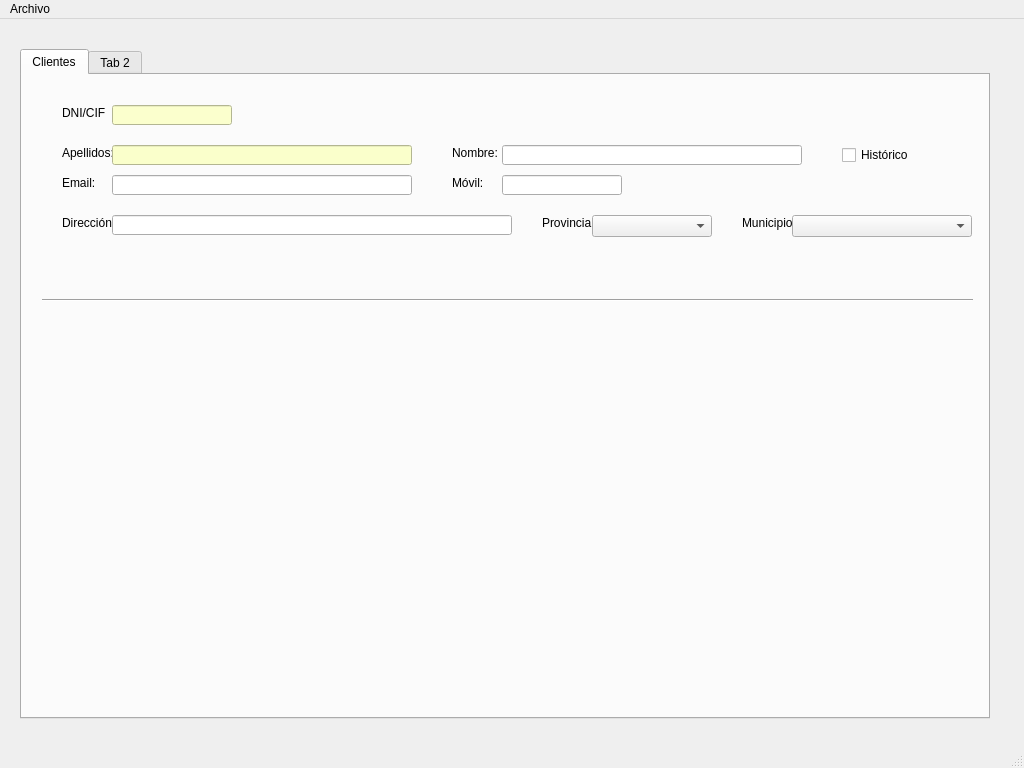
This is ventPrincipal.ui in Manuerty/ProyecyoDI as Qt 5 draws it before an edit. The edited form follows.
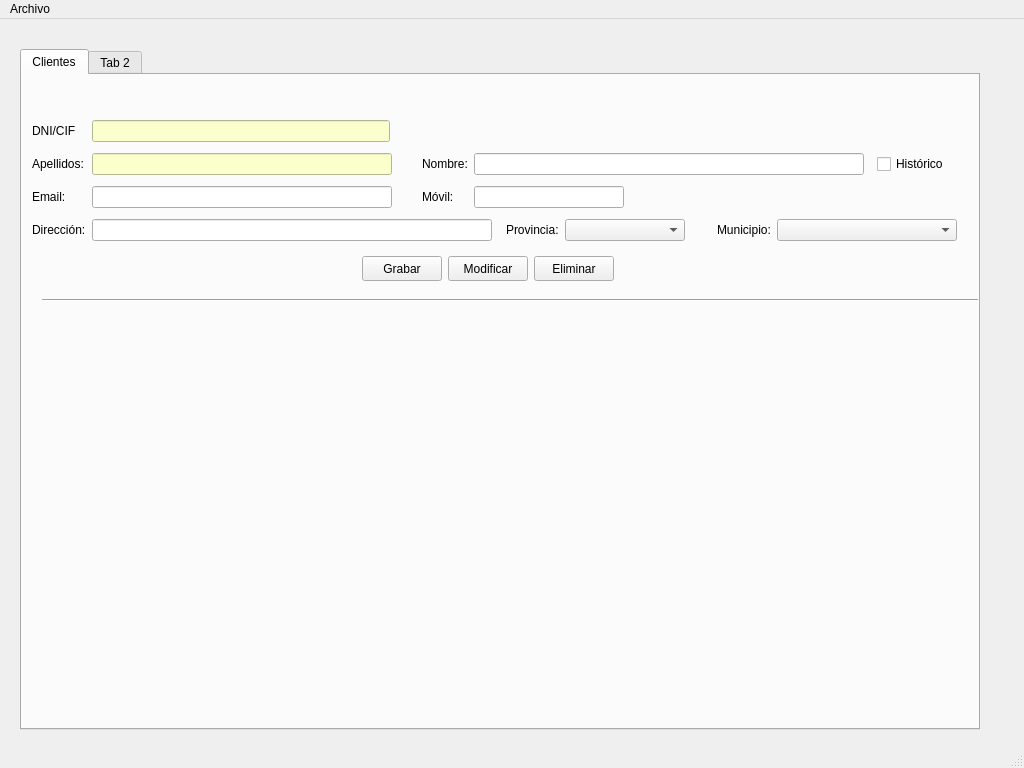
This is the edited form.

What changed in the file:
```diff
--- a/ventPrincipal.ui
+++ b/ventPrincipal.ui
@@ -25,8 +25,8 @@
      <rect>
       <x>20</x>
       <y>30</y>
-      <width>970</width>
-      <height>670</height>
+      <width>960</width>
+      <height>681</height>
      </rect>
     </property>
     <property name="styleSheet">
@@ -44,7 +44,7 @@
        <rect>
         <x>20</x>
         <y>210</y>
-        <width>931</width>
+        <width>1000</width>
         <height>31</height>
        </rect>
       </property>
@@ -52,28 +52,18 @@
        <enum>Qt::Horizontal</enum>
       </property>
      </widget>
-     <widget class="QLabel" name="lblDniCli">
+     <widget class="QWidget" name="">
       <property name="geometry">
        <rect>
-        <x>40</x>
-        <y>30</y>
-        <width>51</width>
-        <height>16</height>
+        <x>10</x>
+        <y>40</y>
+        <width>925</width>
+        <height>131</height>
        </rect>
       </property>
-      <property name="text">
-       <string>DNI/CIF</string>
-      </property>
-     </widget>
+      <layout class="QGridLayout" name="gridLayout">
+       <item row="0" column="1">
      <widget class="QLineEdit" name="txtDniCli">
-      <property name="geometry">
-       <rect>
-        <x>90</x>
-        <y>30</y>
-        <width>120</width>
-        <height>20</height>
-       </rect>
-      </property>
       <property name="minimumSize">
        <size>
         <width>120</width>
@@ -84,28 +74,16 @@
        <string notr="true">background-color: rgb(251, 255, 205);</string>
       </property>
      </widget>
-     <widget class="QLabel" name="lblApelCli">
-      <property name="geometry">
-       <rect>
-        <x>40</x>
-        <y>70</y>
-        <width>51</width>
-        <height>16</height>
-       </rect>
-      </property>
+       </item>
+       <item row="0" column="0">
+        <widget class="QLabel" name="lblDniCli">
       <property name="text">
-       <string>Apellidos:</string>
-      </property>
-     </widget>
+          <string>DNI/CIF</string>
+         </property>
+        </widget>
+       </item>
+       <item row="1" column="1">
      <widget class="QLineEdit" name="txtApelCli">
-      <property name="geometry">
-       <rect>
-        <x>90</x>
-        <y>70</y>
-        <width>300</width>
-        <height>20</height>
-       </rect>
-      </property>
       <property name="minimumSize">
        <size>
         <width>300</width>
@@ -116,192 +94,263 @@
        <string notr="true">background-color: rgb(250, 255, 203);</string>
       </property>
      </widget>
-     <widget class="QLabel" name="lblNomCli">
-      <property name="geometry">
-       <rect>
-        <x>430</x>
-        <y>70</y>
-        <width>51</width>
-        <height>16</height>
-       </rect>
-      </property>
-      <property name="text">
-       <string>Nombre:</string>
-      </property>
-     </widget>
-     <widget class="QLineEdit" name="txtDNomCli">
-      <property name="geometry">
-       <rect>
-        <x>480</x>
-        <y>70</y>
-        <width>300</width>
-        <height>20</height>
-       </rect>
-      </property>
-      <property name="minimumSize">
+       </item>
+       <item row="2" column="2">
+        <spacer name="horizontalSpacer_2">
+         <property name="orientation">
+          <enum>Qt::Horizontal</enum>
+         </property>
+         <property name="sizeType">
+          <enum>QSizePolicy::Fixed</enum>
+         </property>
+         <property name="sizeHint" stdset="0">
        <size>
-        <width>300</width>
-        <height>0</height>
-       </size>
-      </property>
-     </widget>
-     <widget class="QLabel" name="lblEmailCli">
-      <property name="geometry">
-       <rect>
-        <x>40</x>
-        <y>100</y>
-        <width>51</width>
-        <height>16</height>
-       </rect>
-      </property>
-      <property name="text">
-       <string>Email:</string>
-      </property>
-     </widget>
-     <widget class="QLineEdit" name="txtEmailCli">
-      <property name="geometry">
-       <rect>
-        <x>90</x>
-        <y>100</y>
-        <width>300</width>
-        <height>20</height>
-       </rect>
-      </property>
-      <property name="minimumSize">
+           <width>20</width>
+           <height>20</height>
+          </size>
+         </property>
+        </spacer>
+       </item>
+       <item row="1" column="2">
+        <spacer name="horizontalSpacer_3">
+         <property name="orientation">
+          <enum>Qt::Horizontal</enum>
+         </property>
+         <property name="sizeType">
+          <enum>QSizePolicy::Fixed</enum>
+         </property>
+         <property name="sizeHint" stdset="0">
        <size>
-        <width>300</width>
-        <height>0</height>
-       </size>
-      </property>
-     </widget>
+           <width>20</width>
+           <height>20</height>
+          </size>
+         </property>
+        </spacer>
+       </item>
+       <item row="1" column="0">
+        <widget class="QLabel" name="lblApelCli">
+         <property name="text">
+          <string>Apellidos:</string>
+         </property>
+        </widget>
+       </item>
+       <item row="2" column="3">
      <widget class="QLabel" name="lblMovilCli">
-      <property name="geometry">
-       <rect>
-        <x>430</x>
-        <y>100</y>
-        <width>51</width>
-        <height>16</height>
-       </rect>
-      </property>
       <property name="text">
        <string>Móvil:</string>
       </property>
      </widget>
-     <widget class="QLineEdit" name="txtMovilCli">
-      <property name="geometry">
-       <rect>
-        <x>480</x>
-        <y>100</y>
-        <width>120</width>
-        <height>20</height>
-       </rect>
-      </property>
-      <property name="minimumSize">
-       <size>
-        <width>120</width>
-        <height>0</height>
-       </size>
-      </property>
-     </widget>
+       </item>
+       <item row="3" column="0">
      <widget class="QLabel" name="lblDirCLi">
-      <property name="geometry">
-       <rect>
-        <x>40</x>
-        <y>140</y>
-        <width>51</width>
-        <height>16</height>
-       </rect>
-      </property>
       <property name="text">
        <string>Dirección:</string>
       </property>
      </widget>
+       </item>
+       <item row="3" column="1" colspan="4">
      <widget class="QLineEdit" name="txtDirCli">
-      <property name="geometry">
-       <rect>
-        <x>90</x>
-        <y>140</y>
+         <property name="minimumSize">
+          <size>
         <width>400</width>
+           <height>0</height>
+          </size>
+         </property>
+        </widget>
+       </item>
+       <item row="2" column="0">
+        <widget class="QLabel" name="lblEmailCli">
+         <property name="text">
+          <string>Email:</string>
+         </property>
+        </widget>
+       </item>
+       <item row="2" column="4" colspan="4">
+        <widget class="QLineEdit" name="txtMovilCli">
+         <property name="minimumSize">
+          <size>
+           <width>150</width>
+           <height>0</height>
+          </size>
+         </property>
+         <property name="maximumSize">
+          <size>
+           <width>150</width>
+           <height>16777215</height>
+          </size>
+         </property>
+        </widget>
+       </item>
+       <item row="1" column="3">
+        <widget class="QLabel" name="lblNomCli">
+         <property name="text">
+          <string>Nombre:</string>
+         </property>
+        </widget>
+       </item>
+       <item row="1" column="4" colspan="7">
+        <widget class="QLineEdit" name="txtDNomCli">
+         <property name="minimumSize">
+          <size>
+           <width>300</width>
+           <height>0</height>
+          </size>
+         </property>
+        </widget>
+       </item>
+       <item row="2" column="1">
+        <widget class="QLineEdit" name="txtEmailCli">
+         <property name="minimumSize">
+          <size>
+           <width>300</width>
+           <height>0</height>
+          </size>
+         </property>
+        </widget>
+       </item>
+       <item row="1" column="11" alignment="Qt::AlignHCenter">
+        <widget class="QCheckBox" name="chkHistoriaCli">
+         <property name="text">
+          <string>Histórico</string>
+         </property>
+        </widget>
+       </item>
+       <item row="3" column="5">
+        <spacer name="horizontalSpacer">
+         <property name="orientation">
+          <enum>Qt::Horizontal</enum>
+         </property>
+         <property name="sizeType">
+          <enum>QSizePolicy::Fixed</enum>
+         </property>
+         <property name="sizeHint" stdset="0">
+          <size>
+           <width>20</width>
         <height>20</height>
-       </rect>
-      </property>
+          </size>
+         </property>
+        </spacer>
+       </item>
+       <item row="3" column="10" colspan="2">
+        <widget class="QComboBox" name="cmbMuniCli">
       <property name="minimumSize">
        <size>
-        <width>400</width>
+           <width>180</width>
         <height>0</height>
        </size>
       </property>
      </widget>
+       </item>
+       <item row="3" column="7">
+        <widget class="QComboBox" name="cmbProCli">
+         <property name="minimumSize">
+          <size>
+           <width>120</width>
+           <height>0</height>
+          </size>
+         </property>
+        </widget>
+       </item>
+       <item row="3" column="8">
+        <spacer name="horizontalSpacer_4">
+         <property name="orientation">
+          <enum>Qt::Horizontal</enum>
+         </property>
+         <property name="sizeType">
+          <enum>QSizePolicy::Fixed</enum>
+         </property>
+         <property name="sizeHint" stdset="0">
+          <size>
+           <width>20</width>
+           <height>20</height>
+          </size>
+         </property>
+        </spacer>
+       </item>
+       <item row="3" column="6">
      <widget class="QLabel" name="lblProCli">
-      <property name="geometry">
-       <rect>
-        <x>520</x>
-        <y>140</y>
-        <width>51</width>
-        <height>16</height>
-       </rect>
-      </property>
       <property name="text">
        <string>Provincia:</string>
       </property>
      </widget>
-     <widget class="QComboBox" name="cmbProCli">
-      <property name="geometry">
-       <rect>
-        <x>570</x>
-        <y>140</y>
-        <width>120</width>
-        <height>22</height>
-       </rect>
-      </property>
-      <property name="minimumSize">
-       <size>
-        <width>120</width>
-        <height>0</height>
-       </size>
-      </property>
-     </widget>
+       </item>
+       <item row="3" column="9">
      <widget class="QLabel" name="lblMuniCli">
-      <property name="geometry">
-       <rect>
-        <x>720</x>
-        <y>140</y>
-        <width>51</width>
-        <height>16</height>
-       </rect>
-      </property>
       <property name="text">
        <string>Municipio:</string>
       </property>
      </widget>
-     <widget class="QComboBox" name="cmbMuniCli">
+       </item>
+      </layout>
+     </widget>
+     <widget class="QWidget" name="">
       <property name="geometry">
        <rect>
-        <x>770</x>
-        <y>140</y>
-        <width>180</width>
-        <height>22</height>
+        <x>340</x>
+        <y>180</y>
+        <width>254</width>
+        <height>27</height>
        </rect>
       </property>
+      <layout class="QHBoxLayout" name="horizontalLayout">
+       <item>
+        <widget class="QPushButton" name="btnGrabarCli">
       <property name="minimumSize">
        <size>
-        <width>180</width>
-        <height>0</height>
-       </size>
-      </property>
-     </widget>
-     <widget class="QCheckBox" name="chkHistoriaCli">
-      <property name="geometry">
-       <rect>
-        <x>820</x>
-        <y>70</y>
-        <width>70</width>
-        <height>20</height>
-       </rect>
-      </property>
+           <width>80</width>
+           <height>25</height>
+          </size>
+         </property>
+         <property name="maximumSize">
+          <size>
+           <width>80</width>
+           <height>25</height>
+          </size>
+         </property>
+         <property name="text">
+          <string>Grabar</string>
+         </property>
+        </widget>
+       </item>
+       <item>
+        <widget class="QPushButton" name="btnModifiCli">
+         <property name="minimumSize">
+          <size>
+           <width>80</width>
+           <height>25</height>
+          </size>
+         </property>
+         <property name="maximumSize">
+          <size>
+           <width>80</width>
+           <height>25</height>
+          </size>
+         </property>
       <property name="text">
-       <string>Histórico</string>
-      </property>
+          <string>Modificar</string>
+         </property>
+        </widget>
+       </item>
+       <item>
+        <widget class="QPushButton" name="btnDelCli_2">
+         <property name="minimumSize">
+          <size>
+           <width>80</width>
+           <height>25</height>
+          </size>
+         </property>
+         <property name="maximumSize">
+          <size>
+           <width>80</width>
+           <height>25</height>
+          </size>
+         </property>
+         <property name="text">
+          <string>Eliminar</string>
+         </property>
+        </widget>
+       </item>
+      </layout>
      </widget>
     </widget>
     <widget class="QWidget" name="tabConstruccin">
```
Lines whose indentation alone changed are shown as unchanged.
